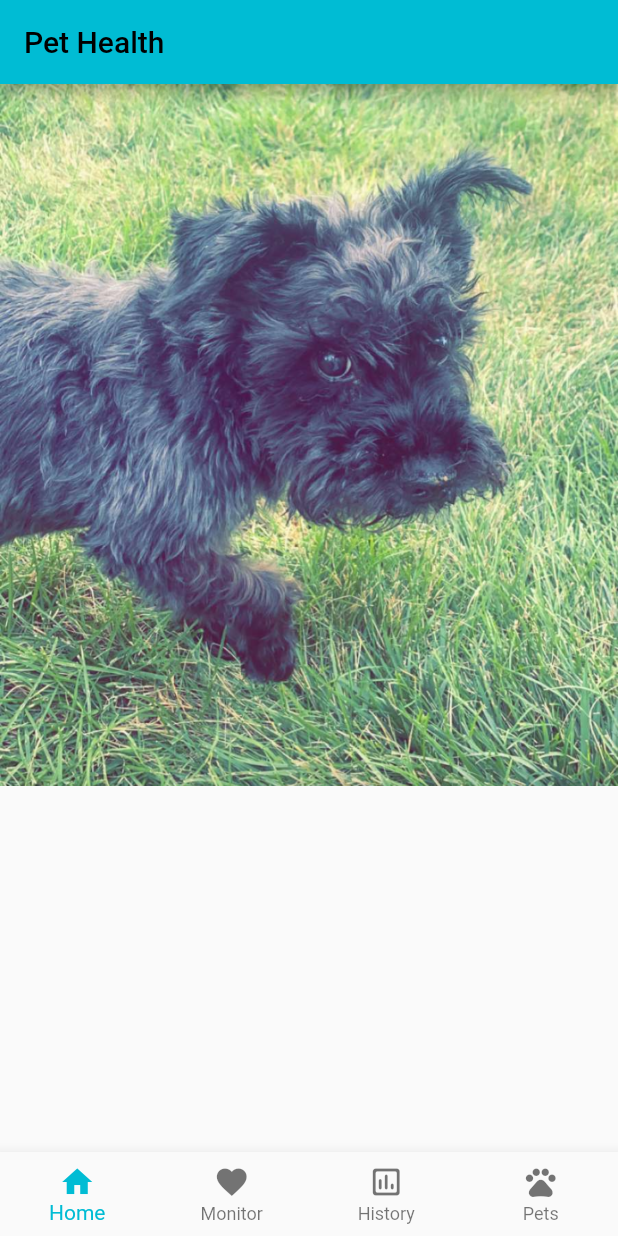
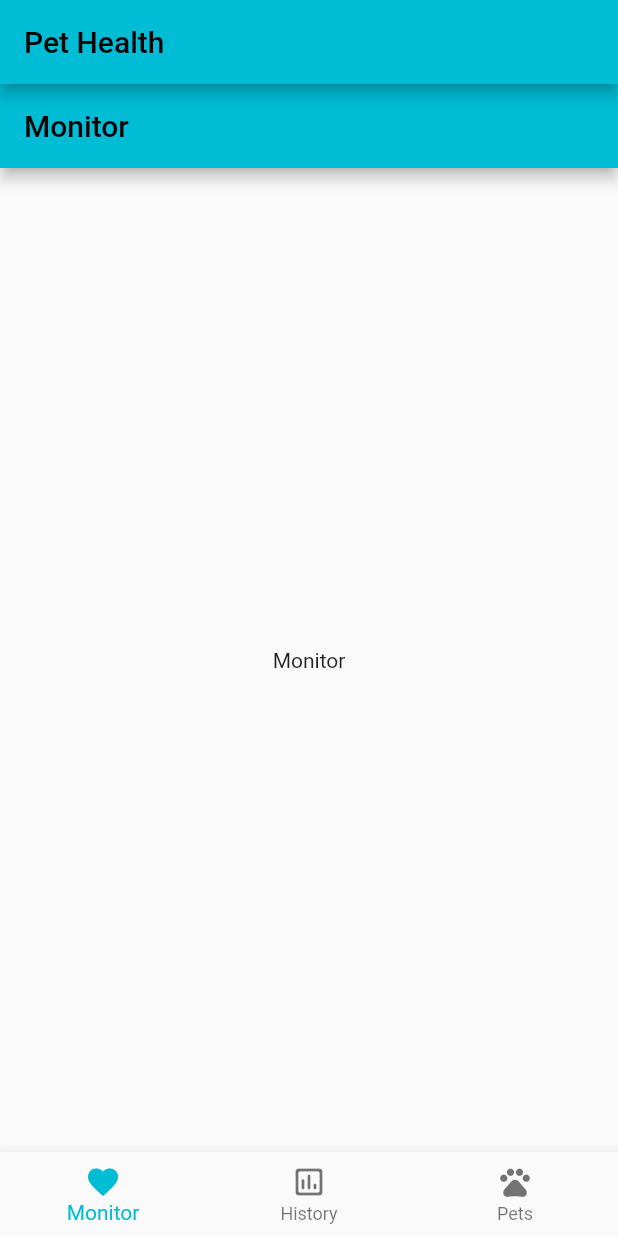
Before and after one commit to Lyddon7522/pet_healh_monitor, a Flutter app: the screen it shows after launch, on a phone screen of 412 x 824 dp. Run offline on Flutter 3.47's test engine with Material 2 defaults, Android fonts, the phone set to English and light mode, and no system bars.

Commit message:
Page Navigation
Added pages and navigation.

```diff
--- a/lib/pages/home_page.dart
+++ b/lib/pages/home_page.dart
@@ -1,4 +1,7 @@
 import 'package:flutter/material.dart';
+import 'package:pet_healh_monitor/pages/pets_page.dart';
+import 'package:pet_healh_monitor/pages/history_page.dart';
+import 'package:pet_healh_monitor/pages/monitor_page.dart';
 
 class HomePage extends StatefulWidget {
   const HomePage({Key? key}) : super(key: key);
@@ -12,11 +15,18 @@ class _HomePageState extends State<HomePage> {
   int _selectedIndex = 0;
 
   final List<BottomNavigationBarItem> navItems = const [
-    BottomNavigationBarItem(icon: Icon(Icons.home), label: 'Home',),
+    //BottomNavigationBarItem(icon: Icon(Icons.home), label: 'Home',),
     BottomNavigationBarItem(icon: Icon(Icons.favorite), label: 'Monitor',),
     BottomNavigationBarItem(icon: Icon(Icons.insert_chart_outlined_rounded), label: 'History',),
     BottomNavigationBarItem(icon: Icon(Icons.pets), label: 'Pets',),
     //BottomNavigationBarItem(icon: Icon(Icons.menu), label: 'More',),
+  ];
+
+  final pages = [
+    //HomePage(),
+    const MonitorPage(),
+    const HistoryPage(),
+    const PetsPage(),
   ];
 
   void _onItemTapped(int index) {
@@ -31,11 +41,10 @@ class _HomePageState extends State<HomePage> {
       appBar: AppBar(
         title: const Text("Pet Health"),
       ),
-      body: const Image(
-          image: AssetImage('assets/JudePic.png'),
-          fit: BoxFit.cover,
-          alignment: Alignment.center,
-          ),
+      body: IndexedStack(
+          index: _selectedIndex,
+          children: pages,
+      ),
       bottomNavigationBar: BottomNavigationBar(
         type: BottomNavigationBarType.fixed,
         items: navItems,
--- /dev/null
+++ b/lib/pages/monitor_page.dart
@@ -0,0 +1,15 @@
+import 'package:flutter/material.dart';
+
+class MonitorPage extends StatelessWidget{
+  const MonitorPage({Key? key}) : super(key: key);
+
+  @override
+  Widget build(BuildContext context) => Scaffold(
+    appBar: AppBar(
+      title: const Text('Monitor'),
+    ),
+    body: const Center(
+      child: Text('Monitor'),
+    ),
+  );
+}
```
Also changed, not shown: lib/pages/history_page.dart (added, +13 -0 lines), lib/pages/pets_page.dart (added, +13 -0 lines).
